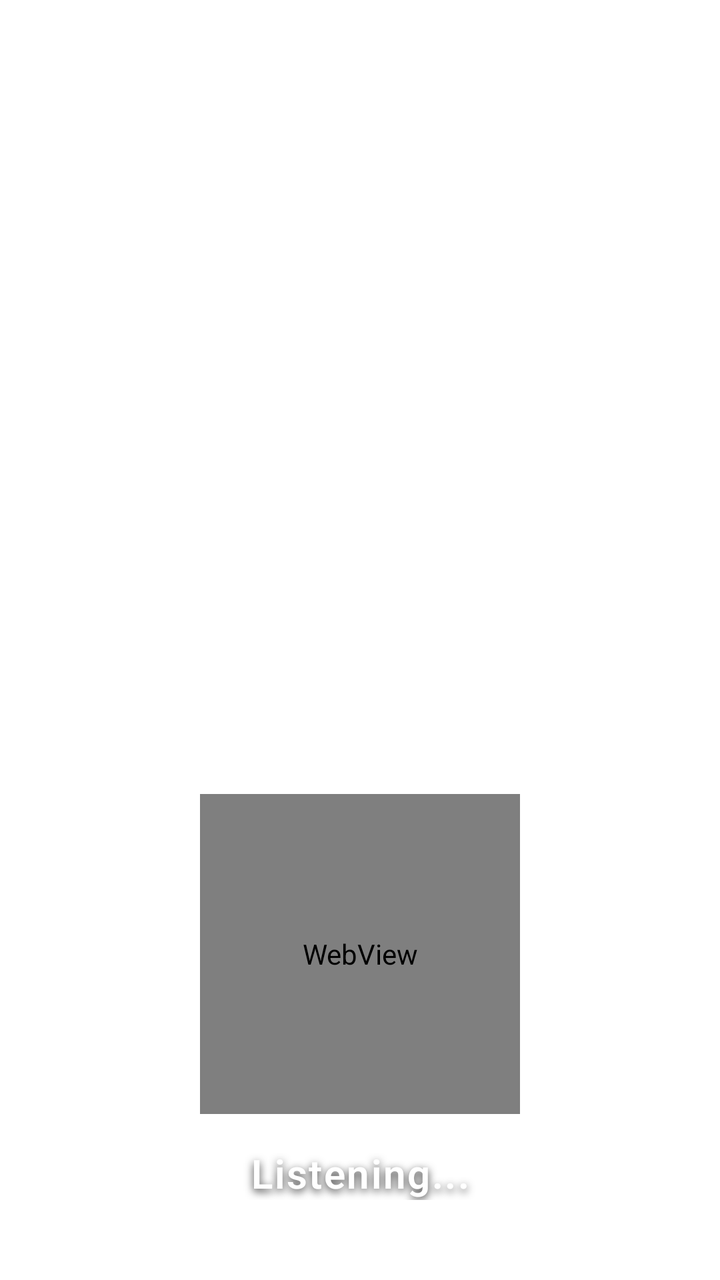
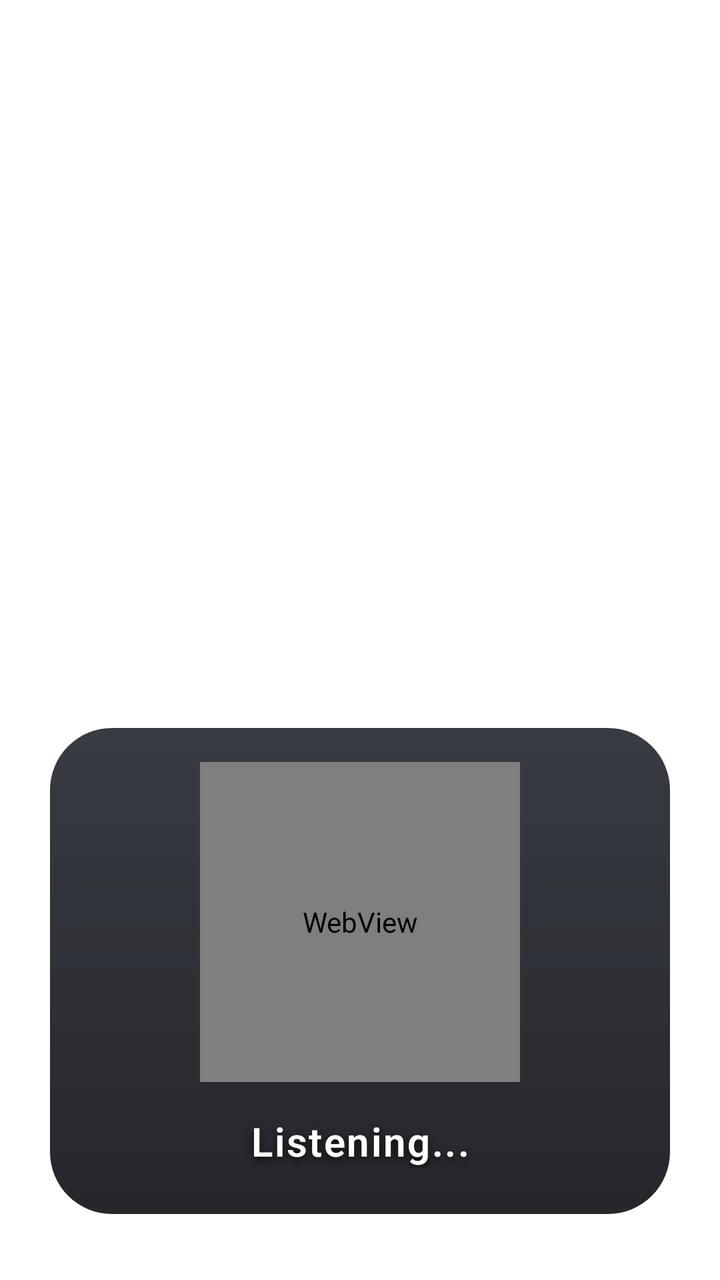

Screens rendered from an Android XML layout before and after an edit, with the pre-edit source and the edit as a unified diff.
<!-- AndroidManifest.xml: activity theme Theme.TransparentAssistant -->
<!-- res/layout/activity_assistant.xml -->
<?xml version="1.0" encoding="utf-8"?>
<RelativeLayout xmlns:android="http://schemas.android.com/apk/res/android"
    android:id="@+id/assistantRootLayout"
    android:layout_width="match_parent"
    android:layout_height="match_parent"
    android:background="@android:color/transparent">

    
    <LinearLayout
        android:id="@+id/dynamicPillContainer"
        android:layout_width="wrap_content"
        android:layout_height="wrap_content"
        android:layout_alignParentTop="true"
        android:layout_centerHorizontal="true"
        android:layout_marginTop="36dp"
        android:orientation="horizontal"
        android:gravity="center_vertical"
        android:background="@drawable/bg_dynamic_pill"
        android:paddingStart="18dp"
        android:paddingEnd="22dp"
        android:paddingTop="10dp"
        android:paddingBottom="10dp"
        android:elevation="32dp"
        android:visibility="gone">

        <ImageView
            android:id="@+id/pillIcon"
            android:layout_width="20dp"
            android:layout_height="20dp"
            android:layout_marginEnd="10dp"
            android:tint="#00E5FF"
            android:contentDescription="Action Icon"
            android:src="@android:drawable/ic_lock_silent_mode_off" />

        <TextView
            android:id="@+id/pillText"
            android:layout_width="wrap_content"
            android:layout_height="wrap_content"
            android:textColor="#FFFFFF"
            android:textSize="14sp"
            android:fontFamily="sans-serif-medium"
            android:letterSpacing="0.02"
            android:shadowColor="#99000000"
            android:shadowDx="0"
            android:shadowDy="2"
            android:shadowRadius="4"
            android:text="Action Executed" />
    </LinearLayout>

    
    <LinearLayout
        android:id="@+id/bottomSheetContainer"
        android:layout_width="match_parent"
        android:layout_height="wrap_content"
        android:layout_alignParentBottom="true"
        android:background="@android:color/transparent"
        android:gravity="center_horizontal"
        android:orientation="vertical"
        android:paddingStart="24dp"
        android:paddingTop="12dp"
        android:paddingEnd="24dp"
        android:paddingBottom="40dp"
        android:elevation="0dp">

        
        <FrameLayout
            android:id="@+id/orbContainer"
            android:layout_width="160dp"
            android:layout_height="160dp"
            android:layout_gravity="center_horizontal">

            
            <WebView
                android:id="@+id/orbWebView"
                android:layout_width="160dp"
                android:layout_height="160dp"
                android:layout_gravity="center"
                android:background="@android:color/transparent"
                android:layerType="hardware" />
        </FrameLayout>

        
        <ScrollView
            android:id="@+id/statusScrollView"
            android:layout_width="match_parent"
            android:layout_height="wrap_content"
            android:layout_marginTop="16dp"
            android:scrollbars="vertical"
            android:fadeScrollbars="true"
            android:overScrollMode="ifContentScrolls">

            
            <TextView
                android:id="@+id/statusTextView"
                android:layout_width="match_parent"
                android:layout_height="wrap_content"
                android:layout_gravity="center_horizontal"
                android:fontFamily="sans-serif-light"
                android:gravity="center"
                android:letterSpacing="0.04"
                android:shadowColor="#CC000000"
                android:shadowDx="0"
                android:shadowDy="4"
                android:shadowRadius="10"
                android:text="Listening..."
                android:textColor="#FFFFFF"
                android:textSize="20sp"
                android:textStyle="bold" />
        </ScrollView>

        
        <TextView
            android:id="@+id/subtitleTextView"
            android:layout_width="wrap_content"
            android:layout_height="wrap_content"
            android:layout_gravity="center_horizontal"
            android:layout_marginTop="8dp"
            android:fontFamily="sans-serif"
            android:gravity="center"
            android:letterSpacing="0.02"
            android:shadowColor="#66000000"
            android:shadowDx="0"
            android:shadowDy="2"
            android:shadowRadius="4"
            android:text=""
            android:textColor="#B300E5FF"
            android:textSize="14sp"
            android:visibility="gone" />

    </LinearLayout>

</RelativeLayout>
<!-- resources referenced by this layout -->
<resources>
  <!-- drawable bg_dynamic_pill (drawable) -->
  <?xml version="1.0" encoding="utf-8"?>
  <layer-list xmlns:android="http://schemas.android.com/apk/res/android">
      
      <item>
          <shape android:shape="rectangle">
              <corners android:radius="26dp" />
              <stroke
                  android:width="1.2dp"
                  android:color="#55FFFFFF" />
              <solid android:color="#00000000" />
          </shape>
      </item>
  
      
      <item
          android:top="1dp"
          android:bottom="1dp"
          android:left="1dp"
          android:right="1dp">
          <shape android:shape="rectangle">
              <corners android:radius="25dp" />
              <gradient
                  android:type="linear"
                  android:startColor="#E6181B22"
                  android:endColor="#E60D0F14"
                  android:angle="270" />
          </shape>
      </item>
  </layer-list>
  <style name="Theme.TransparentAssistant" parent="Theme.AppCompat.NoActionBar">
          <item name="android:windowBackground">@android:color/transparent</item>
          <item name="android:colorBackground">@android:color/transparent</item>
          <item name="android:colorBackgroundCacheHint">@null</item>
          <item name="android:windowIsTranslucent">true</item>
          <item name="android:windowContentOverlay">@null</item>
          <item name="android:windowNoTitle">true</item>
          <item name="android:backgroundDimEnabled">false</item>
          <item name="android:backgroundDimAmount">0.0</item>
          <item name="android:windowDrawsSystemBarBackgrounds">true</item>
          <item name="android:statusBarColor">@android:color/transparent</item>
          <item name="android:navigationBarColor">@android:color/transparent</item>
          <item name="android:windowAnimationStyle">@android:style/Animation</item>
      </style>
</resources>

<!-- the commit's change to res/layout/activity_assistant.xml (unified diff, before → after) -->
@@ -53,14 +53,18 @@
         android:layout_width="match_parent"
         android:layout_height="wrap_content"
         android:layout_alignParentBottom="true"
-        android:background="@android:color/transparent"
+        android:layout_centerHorizontal="true"
+        android:layout_marginStart="24dp"
+        android:layout_marginEnd="24dp"
+        android:layout_marginBottom="32dp"
+        android:background="@drawable/bg_bottom_sheet_premium"
         android:gravity="center_horizontal"
         android:orientation="vertical"
-        android:paddingStart="24dp"
-        android:paddingTop="12dp"
-        android:paddingEnd="24dp"
-        android:paddingBottom="40dp"
-        android:elevation="0dp">
+        android:paddingStart="20dp"
+        android:paddingTop="18dp"
+        android:paddingEnd="20dp"
+        android:paddingBottom="24dp"
+        android:elevation="16dp">
 
         
         <FrameLayout
<!-- resource entries referenced after the edit -->
@@ -1,5 +1,35 @@
 <!-- resources referenced by this layout -->
 <resources>
+  <!-- drawable bg_bottom_sheet_premium (drawable) -->
+  <?xml version="1.0" encoding="utf-8"?>
+  <layer-list xmlns:android="http://schemas.android.com/apk/res/android">
+      
+      <item>
+          <shape android:shape="rectangle">
+              <corners android:radius="32dp" />
+              <stroke
+                  android:width="1.2dp"
+                  android:color="#38FFFFFF" />
+              <solid android:color="#00000000" />
+          </shape>
+      </item>
+  
+      
+      <item
+          android:top="1dp"
+          android:bottom="1dp"
+          android:left="1dp"
+          android:right="1dp">
+          <shape android:shape="rectangle">
+              <corners android:radius="31dp" />
+              <gradient
+                  android:type="linear"
+                  android:startColor="#D9161922"
+                  android:endColor="#E60D0F14"
+                  android:angle="270" />
+          </shape>
+      </item>
+  </layer-list>
   <!-- drawable bg_dynamic_pill (drawable) -->
   <?xml version="1.0" encoding="utf-8"?>
   <layer-list xmlns:android="http://schemas.android.com/apk/res/android">
